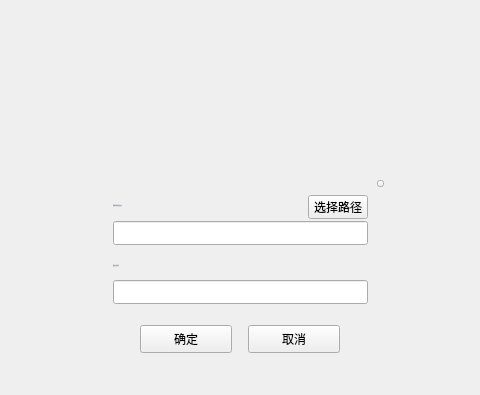
The window that LNKWallet/guard/SelectColdKeyFileDialog.ui (HcashOrg/hx-indicator) describes before a commit, drawn with Qt 5; both pictures show x 242 to 722 and y 0 to 395 of the 960 by 543 pixel window.
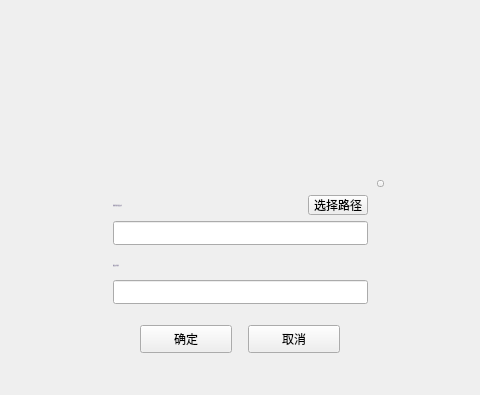
The same window after the commit.

```diff
--- a/LNKWallet/guard/SelectColdKeyFileDialog.ui
+++ b/LNKWallet/guard/SelectColdKeyFileDialog.ui
@@ -118,7 +118,7 @@
        <x>220</x>
        <y>20</y>
        <width>60</width>
-       <height>24</height>
+       <height>20</height>
       </rect>
      </property>
      <property name="font">
@@ -148,7 +148,7 @@
        <x>25</x>
        <y>20</y>
        <width>180</width>
-       <height>21</height>
+       <height>20</height>
       </rect>
      </property>
      <property name="font">
@@ -220,7 +220,7 @@
        <x>25</x>
        <y>80</y>
        <width>180</width>
-       <height>21</height>
+       <height>20</height>
       </rect>
      </property>
      <property name="font">
```
